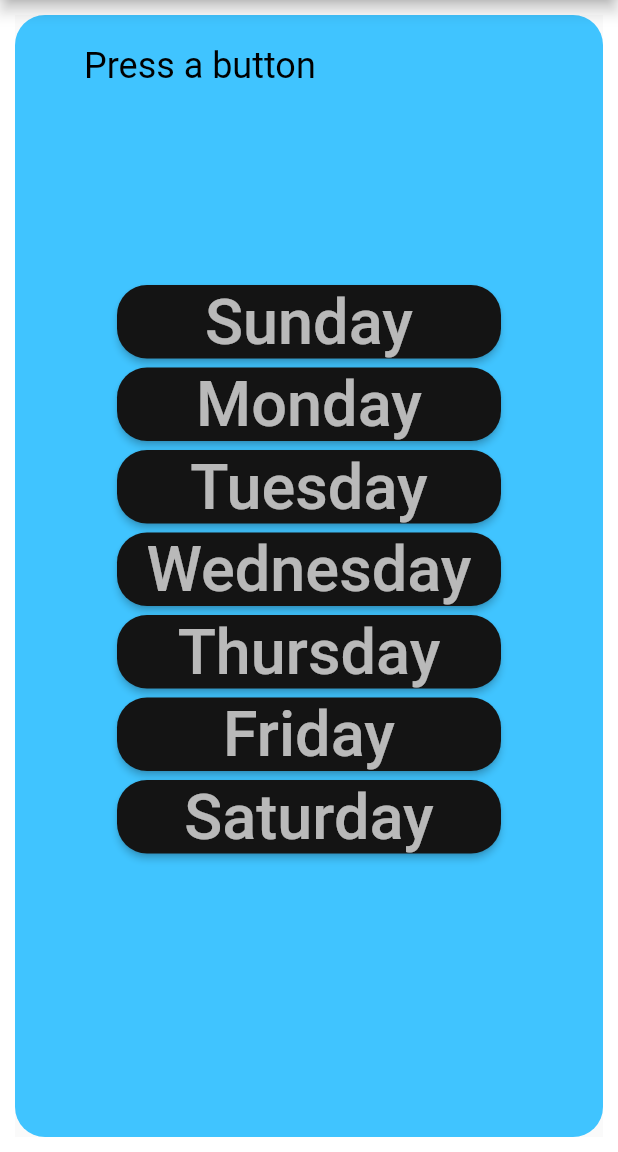
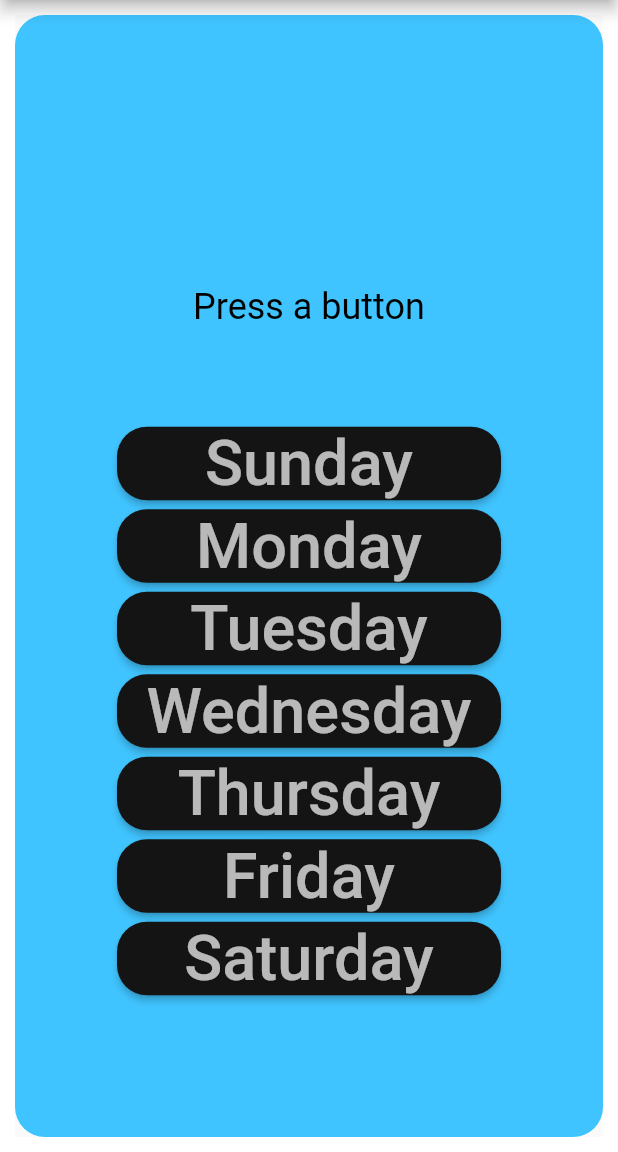
Before and after one commit to Pruzny/mobile-tcc00300, a Flutter app: the screen it shows after launch, on a phone screen of 412 x 824 dp, the part 84-1236 px from its top. Run offline on Flutter 3.47's test engine with Material 2 defaults, Android fonts, the phone set to English and light mode, and no system bars.

Commit message:
Centered text

```diff
--- a/phrase_day/lib/main.dart
+++ b/phrase_day/lib/main.dart
@@ -34,14 +34,19 @@ class _MyAppState extends State<MyApp> {
               height: double.infinity,
               alignment: Alignment.center,
               child: Column(
+                mainAxisAlignment: MainAxisAlignment.center,
+                crossAxisAlignment: CrossAxisAlignment.center,
                 children: [
                   ConstrainedBox(
                     constraints: Styles.textBox,
-                    child: Text(
-                        textAlign: TextAlign.justify,
-                        phrase,
-                        style: Styles.mainText,
-                    ),
+                    child: Container(
+                      alignment: Alignment.center,
+                      child: Text(
+                          textAlign: TextAlign.justify,
+                          phrase,
+                          style: Styles.mainText,
+                      ),
+                    )
                   ),
                   Container(
                     alignment: Alignment.topCenter,
```
